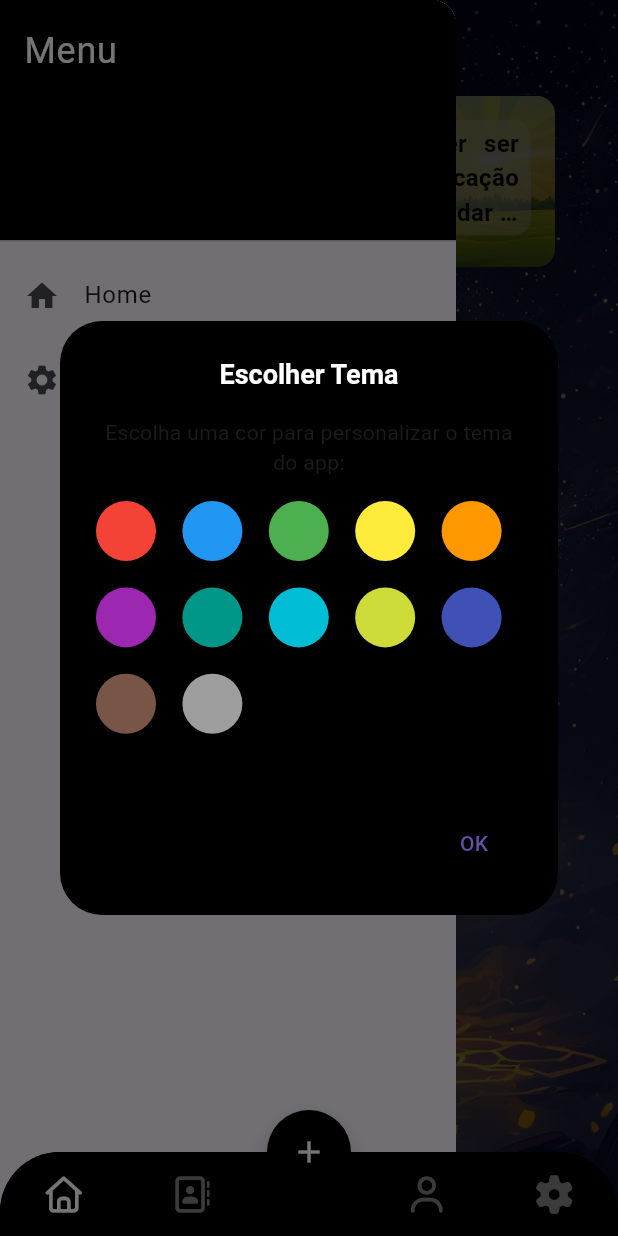
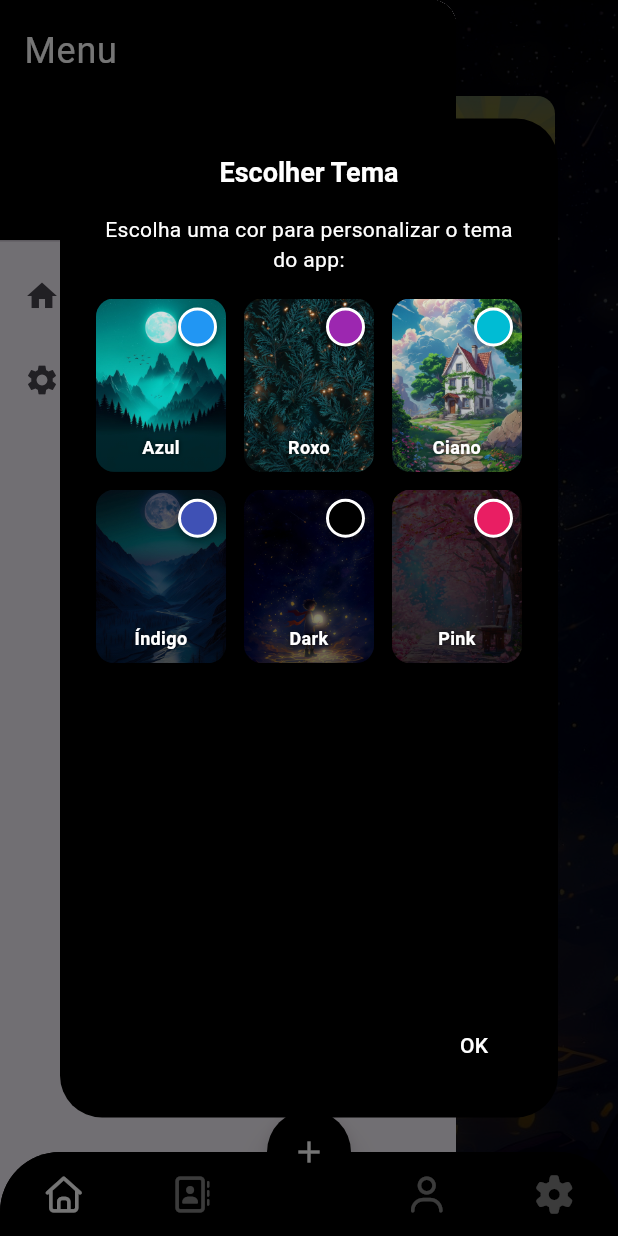
Before and after one commit to AugustoIseppe/flutter-querido-diario, a Flutter app: the screen it shows after launch, in the side drawer, after a tap on "Temas", on a phone screen of 412 x 824 dp. Run offline on Flutter 3.47's test engine with Material 3 defaults, Android fonts, the phone set to English and light mode, and no system bars; drawn by our look-alikes of animated_bottom_navigation_bar, toastification; our stand-ins replace bloc, flutter_bloc, font_awesome_flutter, go_router.

Commit message:
refactor: ajustes nos temas

```diff
--- a/lib/app/ui/widgets/home_drawer.dart
+++ b/lib/app/ui/widgets/home_drawer.dart
@@ -54,23 +54,25 @@ class HomeDrawer extends StatelessWidget {
                         mainAxisAlignment: MainAxisAlignment.center,
                         crossAxisAlignment: CrossAxisAlignment.center,
                         children: [
-                          const Text(
+                          Text(
                             'Escolha uma cor para personalizar o tema do app:',
                             textAlign: TextAlign.center,
+                            style: TextStyle(
+                              color: currentTheme['fontColor']
+                            ),
                           ),
                           const SizedBox(height: 16),
-                          // Grid de temas com altura fixa
+                          // Grid de temas com altura ajustada para cards maiores
                           SizedBox(
-                            height:
-                               180, // Altura menor para círculos pequenos
+                            height: 450, // Altura maior para cards verticais
                             child: GridView.builder(
                               shrinkWrap: true,
                               gridDelegate:
                                   const SliverGridDelegateWithFixedCrossAxisCount(
-                                    crossAxisCount:
-                                        5, // Mais colunas para círculos pequenos
-                                    crossAxisSpacing: 4,
-                                    mainAxisSpacing: 4,
+                                    crossAxisCount: 3, // 3 colunas para cards maiores
+                                    crossAxisSpacing: 12,
+                                    mainAxisSpacing: 12,
+                                    childAspectRatio: 0.75, // cards mais altos que largos
                                   ),
                               itemCount: colors.length,
                               itemBuilder: (context, index) {
@@ -116,7 +118,9 @@ class HomeDrawer extends StatelessWidget {
                         onPressed: () {
                           Navigator.of(context).pop();
                         },
-                        child: const Text('OK'),
+                        child: Text('OK', style: TextStyle(
+                          color: currentTheme['fontColor'],
+                        ),),
                       ),
                     ],
                   );
--- a/lib/app/utils/assets.dart
+++ b/lib/app/utils/assets.dart
@@ -6,6 +6,7 @@ class Assets {
   static const bg6 = 'assets/images/6.jpeg';
   static const bg7 = 'assets/images/7.jpeg';
   static const bg8 = 'assets/images/8.jpeg';
+  static const bg81 = 'assets/images/8.png';
   static const bg9 = 'assets/images/9.jpeg';
   static const bg10 = 'assets/images/10.jpeg';
   static const bg11 = 'assets/images/11.jpeg';
--- a/lib/app/utils/themes.dart
+++ b/lib/app/utils/themes.dart
@@ -7,40 +7,108 @@ List<Color> get colors => colorThemes.keys.toList();
 List<Widget> getTemasWithSelection(Color? selectedColor) => colors.map(
   (color) {
     final isSelected = selectedColor == color;
-    return Stack(
-      children: [
-        CircleAvatar(
-          backgroundColor: color,
-          child: SizedBox(
-            width: double.infinity,
-            height: double.infinity,
-          ),
-        ),
-        if (isSelected)
-          Positioned(
-            top: 4,
-            right: 4,
-            child: Container(
-              padding: EdgeInsets.all(2),
+    final theme = colorThemes[color];
+    final backgroundImage = theme?['imgBackground'] as String?;
+    final themeName = theme?['name'] as String? ?? 'Tema';
+
+    return Container(
       decoration: BoxDecoration(
-                color: Colors.white,
-                shape: BoxShape.circle,
+        borderRadius: BorderRadius.circular(12),
+        border: isSelected
+          ? Border.all(color: Colors.green, width: 3)
+          : null,
         boxShadow: [
           BoxShadow(
             color: Colors.black26,
-                    blurRadius: 2,
-                    offset: Offset(0, 1),
+            blurRadius: 4,
+            offset: Offset(0, 2),
           ),
         ],
       ),
-              child: Icon(
-                Icons.check,
-                color: Colors.green,
-                size: 16,
+      child: ClipRRect(
+        borderRadius: BorderRadius.circular(12),
+        child: Stack(
+          children: [
+            // Imagem de fundo
+            if (backgroundImage != null)
+              Positioned.fill(
+                child: Image.asset(
+                  height: 170,
+                  backgroundImage,
+                  fit: BoxFit.cover,
+                ),
+              ),
+            // Overlay escuro sutil para melhorar legibilidade
+            Positioned.fill(
+              child: Container(
+                decoration: BoxDecoration(
+                  gradient: LinearGradient(
+                    begin: Alignment.topCenter,
+                    end: Alignment.bottomCenter,
+                    colors: [
+                      Colors.black.withOpacity(0.1),
+                      Colors.black.withOpacity(0.3),
+                    ],
                   ),
                 ),
               ),
+            ),
+            // Nome do tema
+            Positioned(
+              bottom: 8,
+              left: 8,
+              right: 8,
+              child: Text(
+                themeName,
+                style: TextStyle(
+                  color: Colors.white,
+                  fontSize: 12,
+                  fontWeight: FontWeight.bold,
+                  shadows: [
+                    Shadow(
+                      color: Colors.black87,
+                      blurRadius: 4,
+                    ),
                   ],
+                ),
+                textAlign: TextAlign.center,
+              ),
+            ),
+            // Círculo com a cor do tema
+            Positioned(
+              top: 6,
+              right: 6,
+              child: Container(
+                width: 26,
+                height: 26,
+                decoration: BoxDecoration(
+                  color: color,
+                  shape: BoxShape.circle,
+                  border: Border.all(
+                    color: Colors.white,
+                    width: 2,
+                  ),
+                  boxShadow: [
+                    BoxShadow(
+                      color: Colors.black38,
+                      blurRadius: 4,
+                      offset: Offset(0, 2),
+                    ),
+                  ],
+                ),
+                // Check indicator dentro do círculo
+                child: isSelected
+                  ? Icon(
+                      Icons.check,
+                      color: Colors.white,
+                      size: 20,
+                    )
+                  : null,
+              ),
+            ),
+          ],
+        ),
+      ),
     );
   },
 ).toList();
@@ -75,17 +143,6 @@ final lightTheme = {
   'bottomNavBar': Colors.white,
 };
 
-// Temas individuais para cada cor
-final redTheme = {
-  'name': 'Vermelho',
-  'background': Colors.red[50],
-  'appBar': Colors.red[700],
-  'fontColor': Colors.white,
-  'primary': Colors.red,
-  'imgBackground': Assets.bg3,
-  'bottomNavBar': Colors.red[700],
-};
-
 final blueTheme = {
   'name': 'Azul',
   'background': Colors.blue[50],
@@ -94,36 +151,6 @@ final blueTheme = {
   'primary': Colors.blue,
   'imgBackground': Assets.bg4,
   'bottomNavBar': Colors.blue[700],
-};
-
-final greenTheme = {
-  'name': 'Verde',
-  'background': Colors.green[50],
-  'appBar': Colors.green[700],
-  'fontColor': Colors.white,
-  'primary': Colors.green,
-  'imgBackground': Assets.bg6,
-  'bottomNavBar': Colors.green[700],
-};
-
-final yellowTheme = {
-  'name': 'Amarelo',
-  'background': Colors.yellow[200],
-  'appBar': Colors.yellow[700],
-  'fontColor': Colors.black,
-  'primary': Colors.yellow,
-  'imgBackground': Assets.bg7,
-  'bottomNavBar': Colors.yellow[700],
-};
-
-final orangeTheme = {
-  'name': 'Laranja',
-  'background': Colors.orange[50],
-  'appBar': Colors.orange[700],
-  'fontColor': Colors.black,
-  'primary': Colors.orange,
-  'imgBackground': Assets.bg8,
-  'bottomNavBar': Colors.orange[700],
 };
 
 final purpleTheme = {
@@ -136,16 +163,6 @@ final purpleTheme = {
   'bottomNavBar': Colors.purple[700],
 };
 
-final tealTheme = {
-  'name': 'Verde-azulado',
-  'background': Colors.teal[50],
-  'appBar': Colors.teal[700],
-  'fontColor': Colors.white,
-  'primary': Colors.teal,
-  'imgBackground': Assets.bg10,
-  'bottomNavBar': Colors.teal[700],
-};
-
 final cyanTheme = {
   'name': 'Ciano',
   'background': Colors.cyan[50],
@@ -156,59 +173,31 @@ final cyanTheme = {
   'bottomNavBar': Colors.cyan[700],
 };
 
-final limeTheme = {
-  'name': 'Lima',
-  'background': Colors.lime[50],
-  'appBar': Colors.lime[700],
-  'fontColor': Colors.black,
-  'primary': Colors.lime,
-  'imgBackground': Assets.bg1,
-  'bottomNavBar': Colors.lime[700],
-};
-
 final indigoTheme = {
   'name': 'Índigo',
   'background': Colors.indigo[50],
   'appBar': Colors.indigo[700],
   'fontColor': Colors.white,
   'primary': Colors.indigo,
-  'imgBackground': Assets.bg2,
+  'imgBackground': Assets.bg6,
   'bottomNavBar': Colors.indigo[700],
 };
 
-final brownTheme = {
-  'name': 'Marrom',
-  'background': Colors.brown[50],
-  'appBar': Colors.brown[700],
-  'fontColor': Colors.white,
-  'primary': Colors.brown,
-  'imgBackground': Assets.bg3,
-  'bottomNavBar': Colors.brown[700],
+final pinkTheme = {
+  'name': 'Pink',
+  'background': Colors.pink[50],
+  'appBar': Colors.pink[700],
+  'fontColor': Colors.black,
+  'primary': Colors.pink,
+  'imgBackground': Assets.bg81,
+  'bottomNavBar': Colors.pink[700],
 };
 
-final greyTheme = {
-  'name': 'Cinza',
-  'background': Colors.grey[100],
-  'appBar': Colors.grey[700],
-  'fontColor': Colors.black,
-  'primary': Colors.grey,
-  'imgBackground': Assets.bg4,
-  'bottomNavBar': Colors.grey[700],
+final colorThemes = {
+  Colors.blue: blueTheme,
+  Colors.purple: purpleTheme,
+  Colors.cyan: cyanTheme,
+  Colors.indigo: indigoTheme,
+  Colors.black: darkTheme,
+  Colors.pink: pinkTheme
 };
-
-// Map que referencia todos os temas individuais
-final colorThemes = {
-  Colors.red: redTheme,
-  Colors.blue: blueTheme,
-  Colors.green: greenTheme,
-  Colors.yellow: yellowTheme,
-  Colors.orange: orangeTheme,
-  Colors.purple: purpleTheme,
-  Colors.teal: tealTheme,
-  Colors.cyan: cyanTheme,
-  Colors.lime: limeTheme,
-  Colors.indigo: indigoTheme,
-  Colors.brown: brownTheme,
-  Colors.grey: greyTheme,
-  Colors.black: darkTheme,
-};
--- a/pubspec.yaml
+++ b/pubspec.yaml
@@ -37,6 +37,7 @@ flutter:
     - assets/images/6.jpeg
     - assets/images/7.jpeg
     - assets/images/8.jpeg
+    - assets/images/8.png
     - assets/images/9.jpeg
     - assets/images/10.jpeg
     - assets/images/11.jpeg
```
Also changed, not shown: assets/images/1.jpeg, assets/images/6.jpeg, assets/images/8.png (added). Lines whose indentation alone changed are shown as unchanged.
